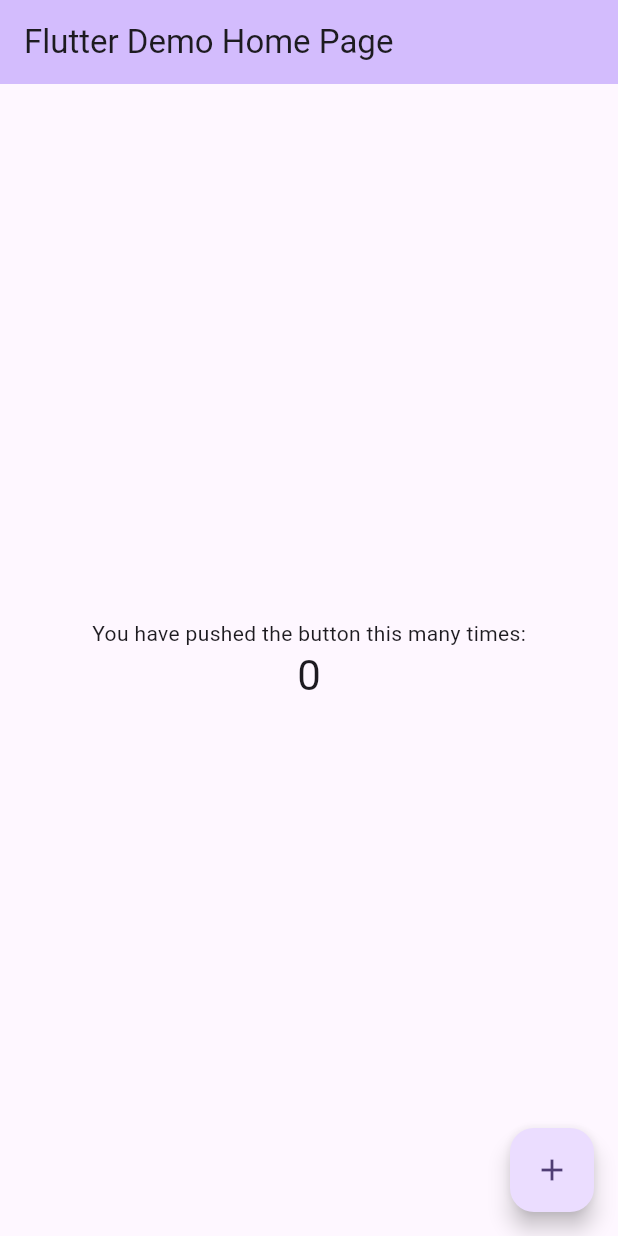
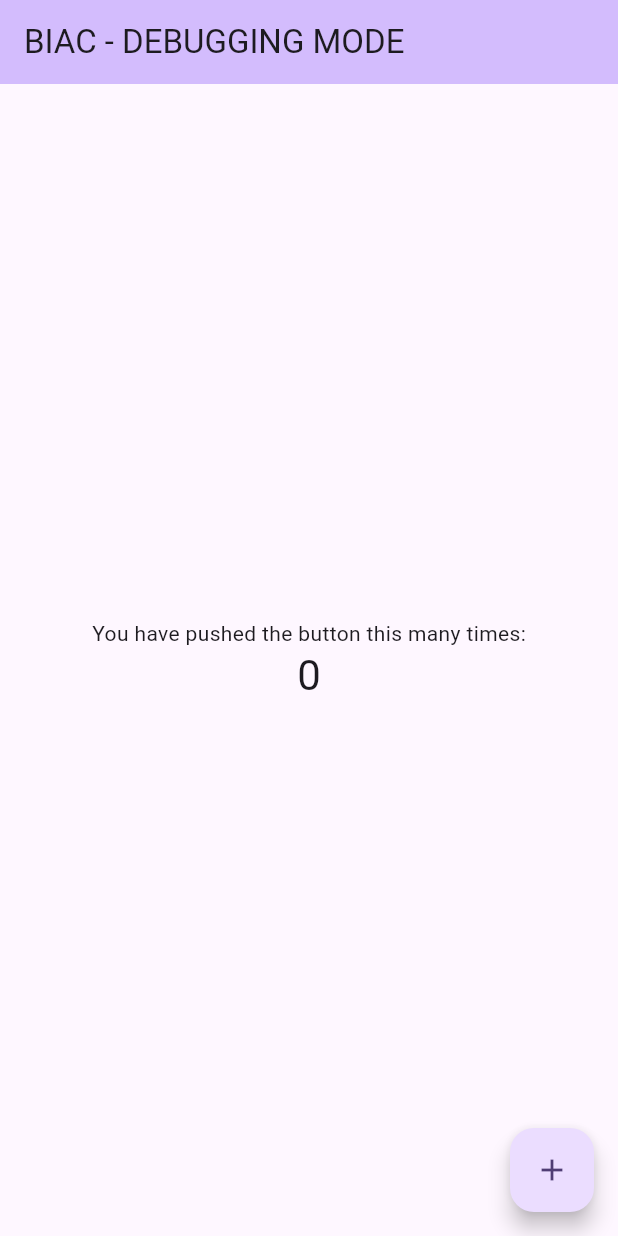
Before and after one commit to Sheriefshabaa/biac_ui_system, a Flutter app: the screen it shows after launch, on a phone screen of 412 x 824 dp. Run offline on Flutter 3.47's test engine with Material 3 defaults, Android fonts, the phone set to English and light mode, and no system bars.

Commit message:
init commit

```diff
--- a/lib/main.dart
+++ b/lib/main.dart
@@ -31,7 +31,7 @@ class MyApp extends StatelessWidget {
         colorScheme: ColorScheme.fromSeed(seedColor: Colors.deepPurple),
         useMaterial3: true,
       ),
-      home: const MyHomePage(title: 'Flutter Demo Home Page'),
+      home: const MyHomePage(title: 'BIAC - DEBUGGING MODE'),
     );
   }
 }
```
